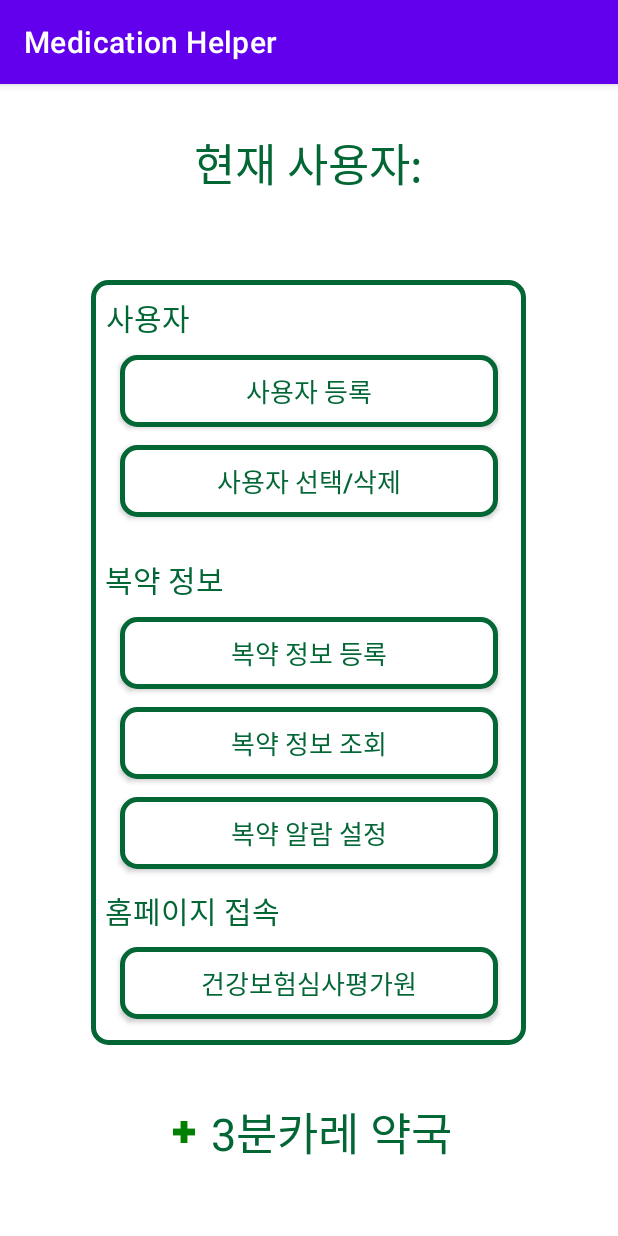
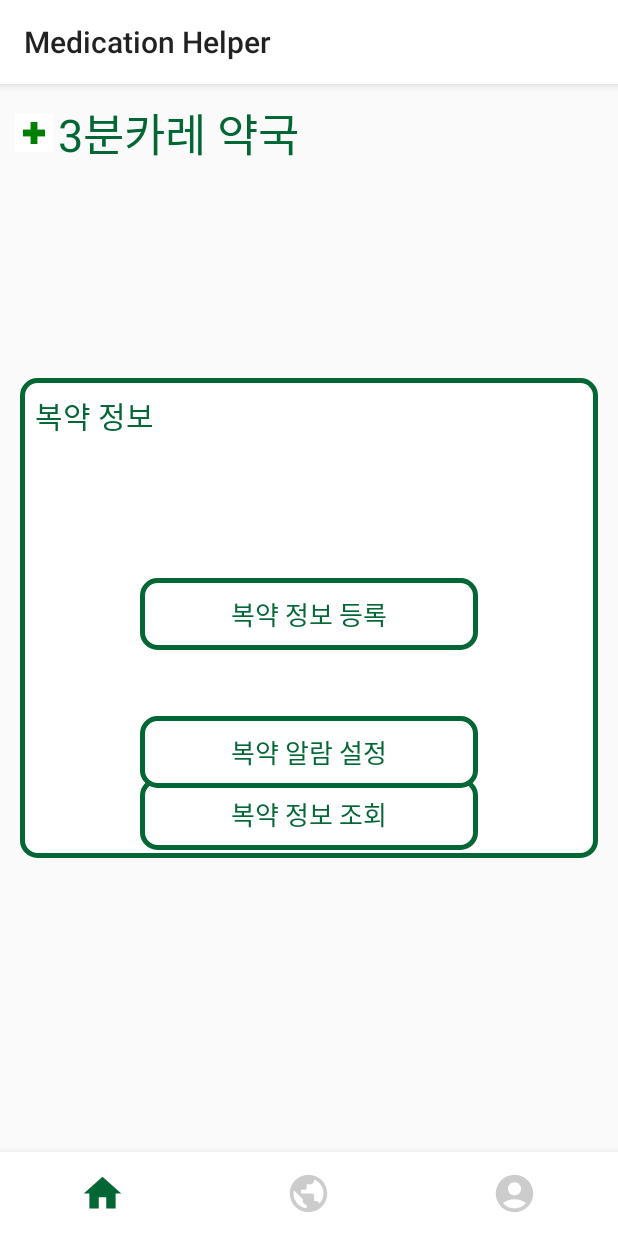
Before and after one commit to Medication-helper/Team_3_Medication-helper, an Android app: the screen it shows after launch (MainActivity), on a phone screen of 412 x 824 dp. Run offline under Robolectric (Android 15) with nearby library versions, the phone set to English and light mode, and no system bars.

Commit message:
main.xml activity_main으로 이름 바꾸고 bottom navibar 추가

```diff
--- a/app/build.gradle
+++ b/app/build.gradle
@@ -28,13 +28,14 @@ android {
 }
 
 dependencies {
-
     implementation 'androidx.appcompat:appcompat:1.4.1'
     implementation 'com.google.android.material:material:1.5.0'
     implementation 'androidx.constraintlayout:constraintlayout:2.1.3'
+    implementation 'androidx.legacy:legacy-support-v4:1.0.0'
     testImplementation 'junit:junit:4.13.2'
     androidTestImplementation 'androidx.test.ext:junit:1.1.3'
     androidTestImplementation 'androidx.test.espresso:espresso-core:3.4.0'
-
+    implementation 'androidx.navigation:navigation-fragment:2.3.2'
+    implementation 'androidx.navigation:navigation-ui:2.3.4'
     implementation 'com.rmtheis:tess-two:9.1.0'
 }
--- a/app/src/main/AndroidManifest.xml
+++ b/app/src/main/AndroidManifest.xml
@@ -33,12 +33,10 @@
                 android:resource="@xml/file_paths"/>
         </provider>
         <activity android:name=".userRegister"/>
-        <activity android:name=".userList"/>
         <activity android:name=".medicRegister" />
         <activity android:name=".medicCheck" />
         <activity android:name=".dateRegister" />
         <activity android:name=".timeRegister"/>
-        <activity android:name=".hompage"/>
     </application>
 
 </manifest>
--- a/app/src/main/java/com/cookandroid/medication_helper/MainActivity.java
+++ b/app/src/main/java/com/cookandroid/medication_helper/MainActivity.java
@@ -1,16 +1,17 @@
 package com.cookandroid.medication_helper;
 
-import androidx.activity.result.contract.ActivityResultContracts;
+import androidx.annotation.NonNull;
 import androidx.appcompat.app.AlertDialog;
 import androidx.appcompat.app.AppCompatActivity;
 
 import android.content.DialogInterface;
 import android.content.Intent;
-import android.net.Uri;
 import android.os.Bundle;
+import android.view.MenuItem;
 import android.view.View;
 import android.widget.Button;
-import android.widget.Toast;
+
+import com.google.android.material.bottomnavigation.BottomNavigationView;
 
 public class MainActivity extends AppCompatActivity {
 
@@ -44,70 +45,30 @@ public class MainActivity extends AppCompatActivity {
         exitDialog.show();
     }
 
+    private BottomNavigationView bottomNav;
+
     @Override
     protected void onCreate(Bundle savedInstanceState) {
         super.onCreate(savedInstanceState);
-        setContentView(R.layout.main);
+        setContentView(R.layout.activity_main);
         setTitle("Medication Helper");
 
-        Button btnUserReg = findViewById(R.id.btnUserReg);
-        Button btnUserDel = findViewById(R.id.btnUserDel);
-        Button btnMediReg = findViewById(R.id.btnMediReg);
-        Button btnMediCheck = findViewById(R.id.btnMediCheck);
-        Button btnPage = findViewById(R.id.btnPage);
-        Button btnAlarmSet = findViewById(R.id.btnAlarmset);
-
-        btnUserReg.setOnClickListener(new View.OnClickListener() {
+        bottomNav = findViewById(R.id.bottomNav);
+        //처음 화면
+        getSupportFragmentManager().beginTransaction().add(R.id.content_layout, new homeFragment()).commit();
+        //바텀 네비게이션 뷰 안의 아이템 설정
+        bottomNav.setOnNavigationItemSelectedListener(new BottomNavigationView.OnNavigationItemSelectedListener() {
             @Override
-            public void onClick(View view) {
-                Intent userRegIntent = new Intent(MainActivity.this, userRegister.class);
-                startActivity(userRegIntent);
-                finish();
-            }
-        });
-
-        btnUserDel.setOnClickListener(new View.OnClickListener() {
-            @Override
-            public void onClick(View view) {
-                Intent delIntent = new Intent(MainActivity.this, userList.class);
-                startActivity(delIntent);
-                finish();
-            }
-        });
-
-        btnMediReg.setOnClickListener(new View.OnClickListener() {
-            @Override
-            public void onClick(View view) {
-                Intent mediRegIntent = new Intent(MainActivity.this, medicRegister.class);
-                startActivity(mediRegIntent);
-                finish();
-            }
-        });
-
-        btnMediCheck.setOnClickListener(new View.OnClickListener() {
-            @Override
-            public void onClick(View view) {
-                Intent mediCheckIntent = new Intent(MainActivity.this, medicCheck.class);
-                startActivity(mediCheckIntent);
-                finish();
-            }
-        });
-
-        btnAlarmSet.setOnClickListener(new View.OnClickListener() {
-            @Override
-            public void onClick(View view) {
-                Intent alarmSetIntent=new Intent(MainActivity.this,dateRegister.class);
-                startActivity(alarmSetIntent);
-                finish();
-            }
-        });
-
-        btnPage.setOnClickListener(new View.OnClickListener() {
-            @Override
-            public void onClick(View view) {
-                Intent pageIntent = new Intent(MainActivity.this, hompage.class);
-                startActivity(pageIntent);
-                finish();
+            public boolean onNavigationItemSelected(@NonNull MenuItem item) {
+                switch (item.getItemId()){
+                    case R.id.homeNav:
+                        getSupportFragmentManager().beginTransaction().replace(R.id.content_layout, new homeFragment()).commit();
+                }
+                switch (item.getItemId()){
+                    case R.id.pageNav:
+                        getSupportFragmentManager().beginTransaction().replace(R.id.content_layout, new webpageFragment()).commit();
+                }
+                return true;
             }
         });
     }
--- /dev/null
+++ b/app/src/main/java/com/cookandroid/medication_helper/homeFragment.java
@@ -0,0 +1,62 @@
+package com.cookandroid.medication_helper;
+
+import android.content.Intent;
+import android.os.Bundle;
+import android.view.LayoutInflater;
+import android.view.View;
+import android.view.ViewGroup;
+import android.widget.Button;
+
+import androidx.annotation.NonNull;
+import androidx.annotation.Nullable;
+import androidx.fragment.app.Fragment;
+
+import com.cookandroid.medication_helper.R;
+import com.cookandroid.medication_helper.dateRegister;
+import com.cookandroid.medication_helper.medicCheck;
+import com.cookandroid.medication_helper.medicRegister;
+
+public class homeFragment extends Fragment {
+
+    @Nullable
+    @Override
+    public View onCreateView(@NonNull LayoutInflater inflater, @Nullable ViewGroup container, @Nullable Bundle savedInstanceState) {
+        setHasOptionsMenu(true);
+        View view = inflater.inflate(R.layout.home, container, false);
+
+        Button btnMediReg = view.findViewById(R.id.btnMediReg);
+        Button btnMediCheck = view.findViewById(R.id.btnMediCheck);
+        Button btnAlarmSet = view.findViewById(R.id.btnAlarmset);
+
+        btnMediReg.setOnClickListener(new View.OnClickListener() {
+            @Override
+            public void onClick(View view) {
+                Intent mediRegIntent = new Intent(getActivity(), medicRegister.class);
+                startActivity(mediRegIntent);
+            }
+        });
+
+        btnMediCheck.setOnClickListener(new View.OnClickListener() {
+            @Override
+            public void onClick(View view) {
+                Intent mediCheckIntent = new Intent(getActivity(), medicCheck.class);
+                startActivity(mediCheckIntent);
+            }
+        });
+
+        btnAlarmSet.setOnClickListener(new View.OnClickListener() {
+            @Override
+            public void onClick(View view) {
+                Intent alarmSetIntent = new Intent(getActivity(), dateRegister.class);
+                startActivity(alarmSetIntent);
+            }
+        });
+
+        return view;
+    }
+
+    @Override
+    public void onViewCreated(@NonNull View view, @Nullable Bundle savedInstanceState) {
+        super.onViewCreated(view, savedInstanceState);
+    }
+}
--- a/app/src/main/java/com/cookandroid/medication_helper/userRegister.java
+++ b/app/src/main/java/com/cookandroid/medication_helper/userRegister.java
@@ -50,7 +50,6 @@ public class userRegister extends AppCompatActivity {
         RB_Woman = (RadioButton) findViewById(R.id.RB_woman);
         btnBirthChoose = (Button) findViewById(R.id.BtnBirthChoose);
         btnComplete = (Button) findViewById(R.id.BtnComplete);
-        btnInit = (Button) findViewById(R.id.BtnInit);
 
         InputFilter filterAlphaNumber = new InputFilter() {
             @Override
--- a/app/src/main/java/com/cookandroid/medication_helper/hompage.java
+++ b/app/src/main/java/com/cookandroid/medication_helper/webpageFragment.java
@@ -2,37 +2,30 @@ package com.cookandroid.medication_helper;
 
 import android.content.Intent;
 import android.os.Bundle;
-import android.webkit.DownloadListener;
+import android.view.LayoutInflater;
+import android.view.View;
+import android.view.ViewGroup;
 import android.webkit.WebChromeClient;
-import android.webkit.WebSettings;
 import android.webkit.WebView;
 import android.webkit.WebViewClient;
-import android.widget.ProgressBar;
 
+import androidx.annotation.NonNull;
+import androidx.annotation.Nullable;
 import androidx.appcompat.app.AppCompatActivity;
+import androidx.fragment.app.Fragment;
 
-public class hompage extends AppCompatActivity {
+import com.cookandroid.medication_helper.R;
 
+public class webpageFragment extends Fragment {
+
+    @Nullable
     @Override
-    public void onBackPressed() {
-        super.onBackPressed();
-        Intent BackToMain = new Intent(hompage.this, MainActivity.class);
-        BackToMain.setFlags(Intent.FLAG_ACTIVITY_CLEAR_TOP);
-        startActivity(BackToMain);
-        finish();
-    }
+    public View onCreateView(@NonNull LayoutInflater inflater, @Nullable ViewGroup container, @Nullable Bundle savedInstanceState) {
+        setHasOptionsMenu(true);
+        View view = inflater.inflate(R.layout.web, container, false);
+        WebView webView;
 
-    private String Tag = hompage.class.getSimpleName();
-    private WebView webView = null;
-
-    @Override
-    protected void onCreate(Bundle savedInstanceState) {
-        super.onCreate(savedInstanceState);
-        setContentView(R.layout.web);
-        setTitle("Medication Helper");
-        setContentView(R.layout.web);
-
-        webView = (WebView) findViewById(R.id.web);
+        webView = (WebView) view.findViewById(R.id.web);
 
         webView.setWebViewClient(new WebViewClient());
         webView.setWebChromeClient(new WebChromeClient());
@@ -45,5 +38,12 @@ public class hompage extends AppCompatActivity {
         webView.getSettings().setSupportMultipleWindows(true);
         webView.getSettings().setDomStorageEnabled(true);
         webView.loadUrl("https://www.hira.or.kr");
+
+        return view;
+    }
+
+    @Override
+    public void onViewCreated(@NonNull View view, @Nullable Bundle savedInstanceState) {
+        super.onViewCreated(view, savedInstanceState);
     }
 }
--- /dev/null
+++ b/app/src/main/res/drawable/ic_baseline_account_circle_24.xml
@@ -0,0 +1,10 @@
+<vector xmlns:android="http://schemas.android.com/apk/res/android"
+    android:width="24dp"
+    android:height="24dp"
+    android:viewportWidth="24"
+    android:viewportHeight="24"
+    android:tint="?attr/colorControlNormal">
+  <path
+      android:fillColor="@android:color/white"
+      android:pathData="M12,2C6.48,2 2,6.48 2,12s4.48,10 10,10s10,-4.48 10,-10S17.52,2 12,2zM12,6c1.93,0 3.5,1.57 3.5,3.5S13.93,13 12,13s-3.5,-1.57 -3.5,-3.5S10.07,6 12,6zM12,20c-2.03,0 -4.43,-0.82 -6.14,-2.88C7.55,15.8 9.68,15 12,15s4.45,0.8 6.14,2.12C16.43,19.18 14.03,20 12,20z"/>
+</vector>
--- /dev/null
+++ b/app/src/main/res/drawable/ic_baseline_home_24.xml
@@ -0,0 +1,10 @@
+<vector xmlns:android="http://schemas.android.com/apk/res/android"
+    android:width="24dp"
+    android:height="24dp"
+    android:viewportWidth="24"
+    android:viewportHeight="24"
+    android:tint="?attr/colorControlNormal">
+  <path
+      android:fillColor="@android:color/white"
+      android:pathData="M10,20v-6h4v6h5v-8h3L12,3 2,12h3v8z"/>
+</vector>
--- /dev/null
+++ b/app/src/main/res/drawable/ic_baseline_public_24.xml
@@ -0,0 +1,10 @@
+<vector xmlns:android="http://schemas.android.com/apk/res/android"
+    android:width="24dp"
+    android:height="24dp"
+    android:viewportWidth="24"
+    android:viewportHeight="24"
+    android:tint="?attr/colorControlNormal">
+  <path
+      android:fillColor="@android:color/white"
+      android:pathData="M12,2C6.48,2 2,6.48 2,12s4.48,10 10,10 10,-4.48 10,-10S17.52,2 12,2zM11,19.93c-3.95,-0.49 -7,-3.85 -7,-7.93 0,-0.62 0.08,-1.21 0.21,-1.79L9,15v1c0,1.1 0.9,2 2,2v1.93zM17.9,17.39c-0.26,-0.81 -1,-1.39 -1.9,-1.39h-1v-3c0,-0.55 -0.45,-1 -1,-1L8,12v-2h2c0.55,0 1,-0.45 1,-1L11,7h2c1.1,0 2,-0.9 2,-2v-0.41c2.93,1.19 5,4.06 5,7.41 0,2.08 -0.8,3.97 -2.1,5.39z"/>
+</vector>
--- /dev/null
+++ b/app/src/main/res/drawable/navcolor.xml
@@ -0,0 +1,5 @@
+<?xml version="1.0" encoding="utf-8"?>
+<selector xmlns:android="http://schemas.android.com/apk/res/android">
+    <item android:color="#036635" android:state_checked="true" />
+    <item android:color="#CCCCCC" android:state_checked="false" />
+</selector>
--- /dev/null
+++ b/app/src/main/res/layout/activity_main.xml
@@ -0,0 +1,27 @@
+<?xml version="1.0" encoding="utf-8"?>
+<LinearLayout xmlns:android="http://schemas.android.com/apk/res/android"
+    xmlns:app="http://schemas.android.com/apk/res-auto"
+    xmlns:tools="http://schemas.android.com/tools"
+    android:layout_width="match_parent"
+    android:layout_height="match_parent"
+    android:orientation="vertical"
+    tools:context=".MainActivity">
+
+    <FrameLayout
+        android:id="@+id/content_layout"
+        android:layout_width="match_parent"
+        android:layout_height="0dp"
+        android:layout_weight="1" />
+
+    <com.google.android.material.bottomnavigation.BottomNavigationView
+        android:id="@+id/bottomNav"
+        android:layout_width="match_parent"
+        android:layout_height="wrap_content"
+        app:labelVisibilityMode="unlabeled"
+        android:background="@color/white"
+        android:layout_alignParentBottom="true"
+        android:layout_centerHorizontal="true"
+        app:itemIconTint="@drawable/navcolor"
+        app:itemIconSize="30dp"
+        app:menu="@menu/mainnav" />
+</LinearLayout>
--- /dev/null
+++ b/app/src/main/res/layout/home.xml
@@ -0,0 +1,79 @@
+<?xml version="1.0" encoding="utf-8"?>
+<RelativeLayout xmlns:android="http://schemas.android.com/apk/res/android"
+    android:layout_width="fill_parent"
+    android:layout_height="fill_parent"
+    xmlns:app="http://schemas.android.com/apk/res-auto"
+    android:orientation="vertical"
+    android:theme="@style/Theme.AppCompat.Light.NoActionBar">
+
+    <FrameLayout
+        android:layout_width="match_parent"
+        android:layout_height="match_parent">
+
+        <TextView
+            android:layout_width="match_parent"
+            android:layout_height="wrap_content"
+            android:layout_gravity="center_horizontal"
+            android:layout_margin="10dp"
+            android:drawableStart="@drawable/drawablesize"
+            android:drawablePadding="3dp"
+            android:text="3분카레 약국"
+            android:textColor="#036635"
+            android:textSize="30sp" />
+
+        <FrameLayout
+            android:layout_width="wrap_content"
+            android:layout_height="wrap_content"
+            android:layout_gravity="center">
+
+            <TextView
+                android:layout_width="match_parent"
+                android:layout_height="match_parent"
+                android:background="@drawable/green_box"
+                android:padding="10dp"
+                android:text="복약 정보"
+                android:textColor="#036635"
+                android:textSize="20sp" />
+
+            <androidx.appcompat.widget.AppCompatButton
+                android:id="@+id/btnMediReg"
+                android:layout_width="225dp"
+                android:layout_height="wrap_content"
+                android:layout_gravity="center_horizontal"
+                android:layout_marginLeft="80dp"
+                android:layout_marginTop="200px"
+                android:layout_marginRight="80dp"
+                android:background="@drawable/green_box"
+                android:text="복약 정보 등록"
+                android:textColor="#036635"
+                android:textSize="17sp" />
+
+            <androidx.appcompat.widget.AppCompatButton
+                android:id="@+id/btnMediCheck"
+                android:layout_width="225dp"
+                android:layout_height="wrap_content"
+                android:layout_gravity="center_horizontal"
+                android:layout_marginLeft="80dp"
+                android:layout_marginTop="400px"
+                android:layout_marginRight="80dp"
+                android:background="@drawable/green_box"
+                android:text="복약 정보 조회"
+                android:textColor="#036635"
+                android:textSize="17sp" />
+
+            <androidx.appcompat.widget.AppCompatButton
+                android:id="@+id/btnAlarmset"
+                android:layout_width="match_parent"
+                android:layout_height="wrap_content"
+                android:layout_gravity="center_horizontal"
+                android:layout_marginLeft="80dp"
+                android:layout_marginTop="225dp"
+                android:layout_marginRight="80dp"
+                android:layout_marginBottom="70px"
+                android:background="@drawable/green_box"
+                android:text="복약 알람 설정"
+                android:textColor="#036635"
+                android:textSize="17sp" />
+        </FrameLayout>
+    </FrameLayout>
+</RelativeLayout>
--- a/app/src/main/res/layout/main.xml
+++ /dev/null
@@ -1,145 +0,0 @@
-<?xml version="1.0" encoding="utf-8"?>
-<ScrollView xmlns:android="http://schemas.android.com/apk/res/android"
-    android:layout_width="fill_parent"
-    android:layout_height="fill_parent"
-    android:orientation="vertical">
-
-    <LinearLayout
-        android:layout_width="fill_parent"
-        android:layout_height="fill_parent"
-        android:orientation="vertical" >
-
-        <TextView
-            android:layout_width="wrap_content"
-            android:layout_height="wrap_content"
-            android:text="현재 사용자:"
-            android:textColor="#036635"
-            android:textSize="30sp"
-            android:layout_gravity="center_horizontal|top"
-            android:layout_margin="30dp" />
-
-        <FrameLayout
-            android:layout_width="match_parent"
-            android:layout_height="wrap_content">
-
-            <TextView
-                android:layout_width="290dp"
-                android:layout_height="510dp"
-                android:layout_gravity="center_horizontal"
-                android:layout_margin="25dp"
-                android:background="@drawable/green_box"
-                android:padding="10dp"
-                android:text="사용자"
-                android:textColor="#036635"
-                android:textSize="20sp" />
-
-            <androidx.appcompat.widget.AppCompatButton
-                android:id="@+id/btnUserReg"
-                android:layout_width="match_parent"
-                android:layout_height="wrap_content"
-                android:layout_gravity="center_horizontal"
-                android:layout_marginLeft="80dp"
-                android:layout_marginTop="75dp"
-                android:layout_marginRight="80dp"
-                android:background="@drawable/green_box"
-                android:text="사용자 등록"
-                android:textColor="#036635"
-                android:textSize="17sp" />
-
-            <androidx.appcompat.widget.AppCompatButton
-                android:id="@+id/btnUserDel"
-                android:layout_width="match_parent"
-                android:layout_height="wrap_content"
-                android:layout_gravity="center_horizontal"
-                android:layout_marginLeft="80dp"
-                android:layout_marginTop="135dp"
-                android:layout_marginRight="80dp"
-                android:background="@drawable/green_box"
-                android:text="사용자 선택/삭제"
-                android:textColor="#036635"
-                android:textSize="17sp" />
-
-            <TextView
-                android:layout_width="wrap_content"
-                android:layout_height="wrap_content"
-                android:layout_marginLeft="70dp"
-                android:layout_marginTop="210dp"
-                android:text="복약 정보"
-                android:textColor="#036635"
-                android:textSize="20sp" />
-
-            <androidx.appcompat.widget.AppCompatButton
-                android:id="@+id/btnMediReg"
-                android:layout_width="match_parent"
-                android:layout_height="wrap_content"
-                android:layout_gravity="center_horizontal"
-                android:layout_marginLeft="80dp"
-                android:layout_marginTop="250dp"
-                android:layout_marginRight="80dp"
-                android:background="@drawable/green_box"
-                android:text="복약 정보 등록"
-                android:textColor="#036635"
-                android:textSize="17sp" />
-
-            <androidx.appcompat.widget.AppCompatButton
-                android:id="@+id/btnMediCheck"
-                android:layout_width="match_parent"
-                android:layout_height="wrap_content"
-                android:layout_gravity="center_horizontal"
-                android:layout_marginLeft="80dp"
-                android:layout_marginTop="310dp"
-                android:layout_marginRight="80dp"
-                android:background="@drawable/green_box"
-                android:text="복약 정보 조회"
-                android:textColor="#036635"
-                android:textSize="17sp" />
-
-            <androidx.appcompat.widget.AppCompatButton
-                android:id="@+id/btnAlarmset"
-                android:layout_width="match_parent"
-                android:layout_height="wrap_content"
-                android:layout_gravity="center_horizontal"
-                android:layout_marginLeft="80dp"
-                android:layout_marginTop="370dp"
-                android:layout_marginRight="80dp"
-                android:background="@drawable/green_box"
-                android:text="복약 알람 설정"
-                android:textColor="#036635"
-                android:textSize="17sp" />
-
-            <TextView
-                android:layout_width="wrap_content"
-                android:layout_height="wrap_content"
-                android:layout_gravity="bottom"
-                android:layout_marginLeft="70dp"
-                android:layout_marginBottom="100dp"
-                android:text="홈페이지 접속"
-                android:textColor="#036635"
-                android:textSize="20sp" />
-
-            <androidx.appcompat.widget.AppCompatButton
-                android:id="@+id/btnPage"
-                android:layout_width="match_parent"
-                android:layout_height="wrap_content"
-                android:layout_gravity="center_horizontal"
-                android:layout_marginLeft="80dp"
-                android:layout_marginTop="470dp"
-                android:layout_marginRight="80dp"
-                android:background="@drawable/green_box"
-                android:text="건강보험심사평가원"
-                android:textColor="#036635"
-                android:textSize="17sp" />
-        </FrameLayout>
-
-        <TextView
-            android:layout_width="wrap_content"
-            android:layout_height="wrap_content"
-            android:layout_gravity="center|bottom"
-            android:drawableStart="@drawable/drawablesize"
-            android:text="3분카레 약국"
-            android:textColor="#036635"
-            android:textSize="30sp"
-            android:drawablePadding="5dp"
-            android:layout_margin="10dp"/>
-    </LinearLayout>
-</ScrollView>
--- /dev/null
+++ b/app/src/main/res/menu/mainnav.xml
@@ -0,0 +1,18 @@
+<?xml version="1.0" encoding="utf-8"?>
+<menu xmlns:android="http://schemas.android.com/apk/res/android">
+    <item
+        android:id="@+id/homeNav"
+        android:enabled="true"
+        android:icon="@drawable/ic_baseline_home_24"
+        android:title="Home" />
+    <item
+        android:id="@+id/pageNav"
+        android:enabled="true"
+        android:icon="@drawable/ic_baseline_public_24"
+        android:title="Web" />
+    <item
+        android:id="@+id/userNav"
+        android:enabled="true"
+        android:icon="@drawable/ic_baseline_account_circle_24"
+        android:title="My Page" />
+</menu>
--- a/app/src/main/res/values/themes.xml
+++ b/app/src/main/res/values/themes.xml
@@ -1,8 +1,8 @@
 <resources xmlns:tools="http://schemas.android.com/tools">
     <!-- Base application theme. -->
-    <style name="Theme.MedicationHelper" parent="Theme.MaterialComponents.DayNight.DarkActionBar">
+    <style name="Theme.MedicationHelper" parent="Theme.AppCompat.Light">
         <!-- Primary brand color. -->
-        <item name="colorPrimary">@color/purple_500</item>
+        <item name="colorPrimary">@color/white</item>
         <item name="colorPrimaryVariant">@color/purple_700</item>
         <item name="colorOnPrimary">@color/white</item>
         <!-- Secondary brand color. -->
@@ -13,4 +13,7 @@
         <item name="android:statusBarColor" tools:targetApi="l">?attr/colorPrimaryVariant</item>
         <!-- Customize your theme here. -->
     </style>
+    <style name="ActionBarTextColor" parent="android:TextAppearance.Holo.Widget.ActionBar.Title">
+        <item name="android:textColor">#036635</item>
+    </style>
 </resources>
```
